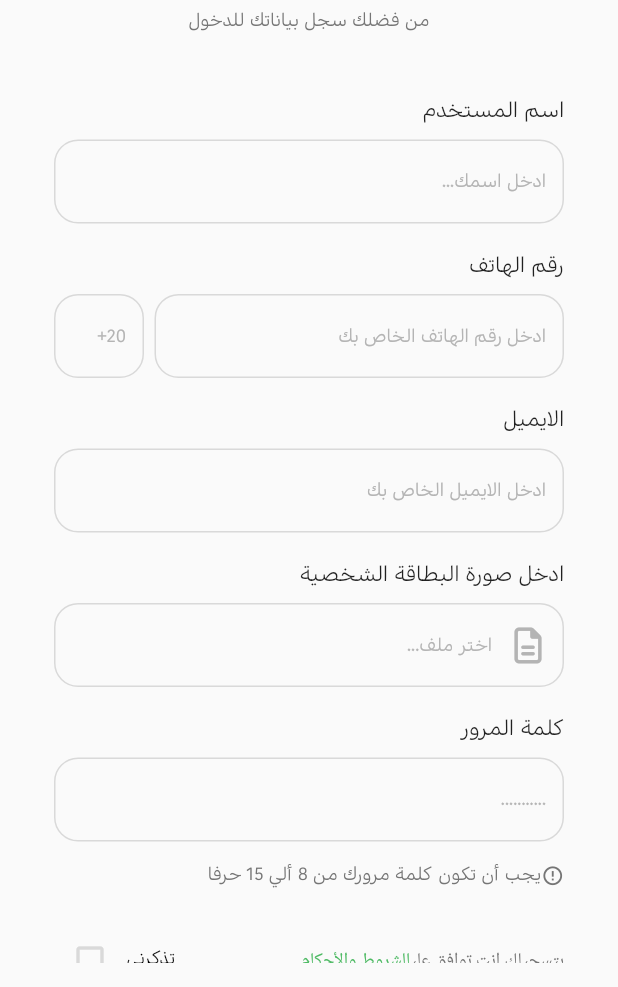
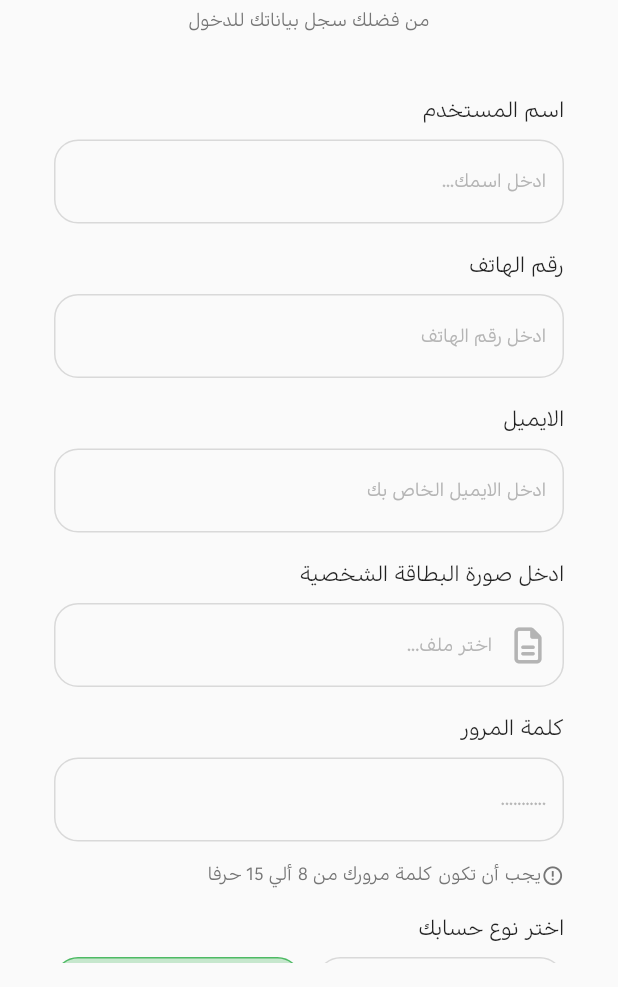
Before and after one commit to git-push-masters/ay-khedma-mobile, a Flutter app: the SignUpView screen opened directly, on a phone screen of 412 x 824 dp, the part 249-1236 px from its top. Run offline on Flutter 3.47's test engine with Material 2 defaults, Android fonts, the phone set to English and light mode, and no system bars; drawn by our look-alikes of modal_progress_hud_nsn; our stand-ins replace bloc, dartz, dio, equatable, flutter_bloc, flutter_rating_bar and 6 more; accounts and stored records are empty.

Commit message:
add chose user type in sign up view

```diff
--- a/lib/features/user_authentication/data/models/rigester_data_model.dart
+++ /dev/null
@@ -1,12 +0,0 @@
-class RegisterDataModel {
-  String userName, phoneNumber, password;
-  String? countryCode, email, identity;
-
-  RegisterDataModel(
-      {required this.password,
-      required this.phoneNumber,
-      required this.userName,
-      this.countryCode,
-      this.email,
-      this.identity});
-}
--- /dev/null
+++ b/lib/features/user_authentication/presentation/views/widgets/components/sign_up_componenets/choose_user_type.dart
@@ -0,0 +1,47 @@
+import 'package:flutter/material.dart';
+
+import '../../../../../../../core/utils/colors.dart';
+import '../../../../../../../core/utils/styles.dart';
+
+class ChooseUserType extends StatelessWidget {
+  const ChooseUserType({super.key});
+
+  @override
+  Widget build(BuildContext context) {
+    return Column(
+      crossAxisAlignment: CrossAxisAlignment.start,
+      children: [
+        const Text("اختر نوع حسابك", style: Styles.textStyle14,),
+        const SizedBox(height: 10,),
+        Row(
+          children: [
+
+            Expanded(
+              child: Container(
+                height: 50,
+                decoration: BoxDecoration(
+                  borderRadius: BorderRadius.circular(16) ,
+                  border: Border.all(color: AppColors.kOutLineBorder),
+                ),
+                child:const Center(child:  Text("مقدم الخدمة")),
+              ),
+            ),
+            const SizedBox(width: 10,),
+            Expanded(
+              child: Container(
+                height: 50,
+                decoration: BoxDecoration(
+                  borderRadius: BorderRadius.circular(16) ,
+                  border: Border.all(color: AppColors.kPrimaryColor),
+                  color: AppColors.kPrimaryColor.withOpacity(.3)
+                ),
+                child:const Center(child:  Text("طالب الخدمة")),
+              ),
+            ),
+
+          ],
+        )
+      ],
+    );
+  }
+}
--- a/lib/features/user_authentication/presentation/views/widgets/sections/sign_up_sections/form_register_user_section.dart
+++ b/lib/features/user_authentication/presentation/views/widgets/sections/sign_up_sections/form_register_user_section.dart
@@ -1,4 +1,3 @@
-import 'package:ay_khedma/features/user_authentication/data/models/rigester_data_model.dart';
 import 'package:ay_khedma/features/user_authentication/presentation/view_models/cubits/register_cubit/register_cubit.dart';
 import 'package:ay_khedma/features/user_authentication/presentation/views/widgets/sections/sign_up_sections/sign_up_user_section.dart';
 import 'package:ay_khedma/features/user_authentication/presentation/views/widgets/sections/sign_up_sections/under_signup_textfields_section.dart';
--- a/lib/features/user_authentication/presentation/views/widgets/sections/sign_up_sections/sign_up_user_section.dart
+++ b/lib/features/user_authentication/presentation/views/widgets/sections/sign_up_sections/sign_up_user_section.dart
@@ -2,12 +2,11 @@ import 'package:ay_khedma/features/user_authentication/presentation/views/widget
 import 'package:flutter/material.dart';
 import 'package:flutter_bloc/flutter_bloc.dart';
 import 'package:font_awesome_flutter/font_awesome_flutter.dart';
-import '../../../../../../../core/helper/widgets/custom_text_field.dart';
 import '../../../../../../../core/utils/colors.dart';
 import '../../../../../../../core/utils/styles.dart';
-import '../../../../../data/models/rigester_data_model.dart';
 import '../../../../view_models/cubits/register_cubit/register_cubit.dart';
 import '../../components/general_components/text_feild_comp.dart';
+import '../../components/sign_up_componenets/choose_user_type.dart';
 
 class SignUpUserSection extends StatefulWidget {
   const SignUpUserSection({
@@ -43,38 +42,14 @@ class _SignUpUserSectionState extends State<SignUpUserSection> {
         const SizedBox(
           height: 20,
         ),
-        const Align(
-            alignment: Alignment.centerRight,
-            child: Text(
-              "رقم الهاتف",
-              style: Styles.textStyle14,
-            )),
-        const SizedBox(
-          height: 10,
-        ),
-        Row(
-          children: [
-            Expanded(
-                child: CustomTextFeild(
-                    validator: (value) =>
-                        value?.isEmpty ?? true ? "This field is required" : null,
-                    onSaved: (value) {
-                      phoneNumber = value;
-                    },
-                    hinttext: "ادخل رقم الهاتف الخاص بك")),
-            const SizedBox(
-              width: 7,
-            ),
-            CustomTextFeild(
-              validator: (value) =>
-                        value?.isEmpty ?? true ? "" : null,
-              onSaved: (value) {
-               countryCode = value;
-              },
-              hinttext: "20+",
-              width: 60,
-            ),
-          ],
+        TextFeildComp(
+          validator: (value) =>
+              value?.isEmpty ?? true ? "This field is required" : null,
+          onSaved: (value) {
+            phoneNumber = value;
+          },
+          txt: "رقم الهاتف",
+          hintTxt: "ادخل رقم الهاتف",
         ),
         const SizedBox(
           height: 20,
@@ -117,6 +92,25 @@ class _SignUpUserSectionState extends State<SignUpUserSection> {
         const SizedBox(
               height: 15,
             ),
+            Row(
+          mainAxisAlignment: MainAxisAlignment.start,
+          children: [
+            const Icon(
+              Icons.error_outline,
+              size: 15,
+              color: AppColors.kUnderHeadLinesColor,
+            ),
+            Text(
+              "يجب أن تكون كلمة مرورك من 8 ألي 15 حرفا",
+              style: Styles.textStyle12
+                  .copyWith(color: AppColors.kUnderHeadLinesColor),
+            ),
+          ],
+        ),
+        const SizedBox(
+              height: 20,
+            ),
+            const ChooseUserType(),
             UnderSignUpTextFieldsSection(
               onPressed: () {
                 if (formKey.currentState!.validate()) {
--- a/lib/features/user_authentication/presentation/views/widgets/sections/sign_up_sections/under_signup_textfields_section.dart
+++ b/lib/features/user_authentication/presentation/views/widgets/sections/sign_up_sections/under_signup_textfields_section.dart
@@ -15,21 +15,6 @@ class UnderSignUpTextFieldsSection extends StatelessWidget {
   Widget build(BuildContext context) {
     return Column(
       children: [
-        Row(
-          mainAxisAlignment: MainAxisAlignment.start,
-          children: [
-            const Icon(
-              Icons.error_outline,
-              size: 15,
-              color: AppColors.kUnderHeadLinesColor,
-            ),
-            Text(
-              "يجب أن تكون كلمة مرورك من 8 ألي 15 حرفا",
-              style: Styles.textStyle12
-                  .copyWith(color: AppColors.kUnderHeadLinesColor),
-            ),
-          ],
-        ),
         SizedBox(
           height: Get.height * .03,
         ),
--- a/lib/main.dart
+++ b/lib/main.dart
@@ -14,6 +14,7 @@ import 'package:flutter_bloc/flutter_bloc.dart';
 
 import 'features/profile/presentation/views/profile_view.dart';
 import 'features/user_authentication/presentation/view_models/cubits/cubit/login_cubit.dart';
+import 'features/user_authentication/presentation/views/sign_up_view.dart';
 
 void main() {
   setupServiceLocator();
@@ -48,7 +49,7 @@ class AyKhedmaApp extends StatelessWidget {
           Locale('ar'),
         ],
         //routerConfig: AppRouter.router,
-        home: const AllServicesView(),
+        home: const SignUpView(),
         debugShowCheckedModeBanner: false,
         theme: ThemeData(
           fontFamily: 'Kohinoor Arabic',
```
